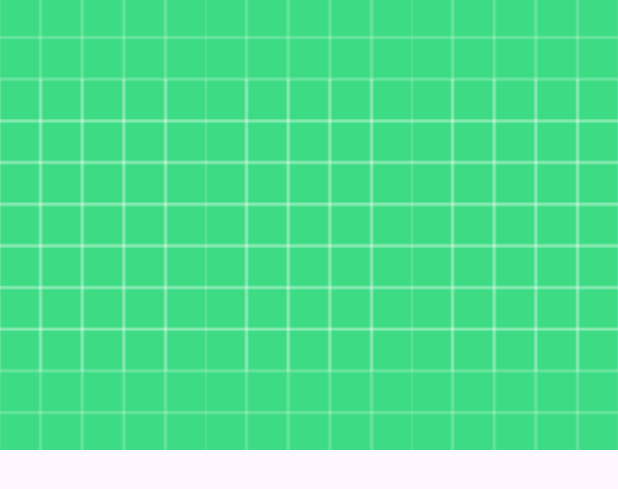
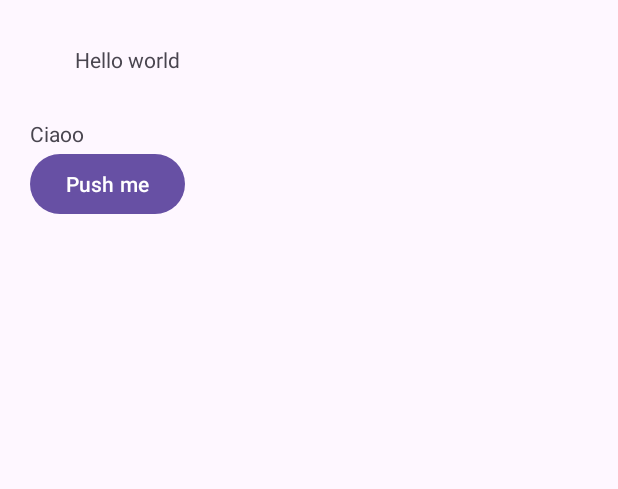
Before and after one commit to lucaAgos/ApplicazioniPerAndroid, an Android app: the layout activity_main.xml on its own in the app's theme, with its tools: preview values and no code run, on a phone screen of 412 x 824 dp. Shown: the top 489 px of the screen. Run offline under Robolectric (Android 15) with nearby library versions, the phone set to English and light mode, and no system bars.

```diff
--- a/app/src/main/res/layout/activity_main.xml
+++ b/app/src/main/res/layout/activity_main.xml
@@ -1,36 +1,33 @@
 <?xml version="1.0" encoding="utf-8"?>
 <!--E' un contenitore che permtte di accettare delle view-->
+<!-- Viene utilizzato per dare del margine iniziale sulla sinistra -->
 <LinearLayout xmlns:android="http://schemas.android.com/apk/res/android"
     xmlns:app="http://schemas.android.com/apk/res-auto"
     xmlns:tools="http://schemas.android.com/tools"
     android:id="@+id/main"
-    android:orientation="horizontal"
     android:layout_width="match_parent"
     android:layout_height="match_parent"
+    android:layout_marginStart="20dp"
+    android:orientation="vertical"
+
+
     tools:context=".MainActivity">
 
-            <ImageView
-                android:layout_width="30dp"
-                android:layout_height="300dp"
-                android:scaleType="centerCrop"
-                android:layout_weight="0.3"
-                app:srcCompat="@drawable/ic_launcher_background"/>
+    <TextView
+        android:layout_width="match_parent"
+        android:layout_height="wrap_content"
+        android:text="Hello world"
+        android:padding="30dp"
+        />
 
-    <ImageView
-        android:layout_width="30dp"
-        android:layout_height="300dp"
-        android:scaleType="centerCrop"
-        android:layout_weight="0.3"
+    <TextView
+        android:layout_width="match_parent"
+        android:layout_height="wrap_content"
+        android:text="Ciaoo" />
 
-        app:srcCompat="@drawable/ic_launcher_background"/>
-
-    <ImageView
-        android:layout_width="30dp"
-        android:layout_height="300dp"
-        android:scaleType="centerCrop"
-        android:layout_weight="0.3"
-
-        app:srcCompat="@drawable/ic_launcher_background"/>
-
+    <Button
+        android:layout_width="wrap_content"
+        android:layout_height="wrap_content"
+        android:text="Push me"/>
 
 </LinearLayout>
--- a/app/src/main/res/values/strings.xml
+++ b/app/src/main/res/values/strings.xml
@@ -8,7 +8,8 @@ in automatico la stringa con la lingua corretta se prsente, altrimenti
 prende quella di default.
 -->
 <resources>
-    <string name="app_name">PrimaApplicazioneAndroid</string>
+    <string name="app_name">first Android application</string>
     <string name="testo1">I am a text</string>
+    <string name="pick_a_country"> pick a country</string>
 
 </resources>
```
Also changed, not shown: app/src/main/AndroidManifest.xml (+7 -1 lines), app/src/main/java/com/example/primaapplicazioneandroid/PickCountryActivity.java (added, +20 -0 lines), app/src/main/res/layout/activity_pick_country.xml (added, +62 -0 lines), app/src/main/res/layout/country_card.xml (added, +58 -0 lines), app/src/main/res/drawable/italy.png (added), 1 other file.
